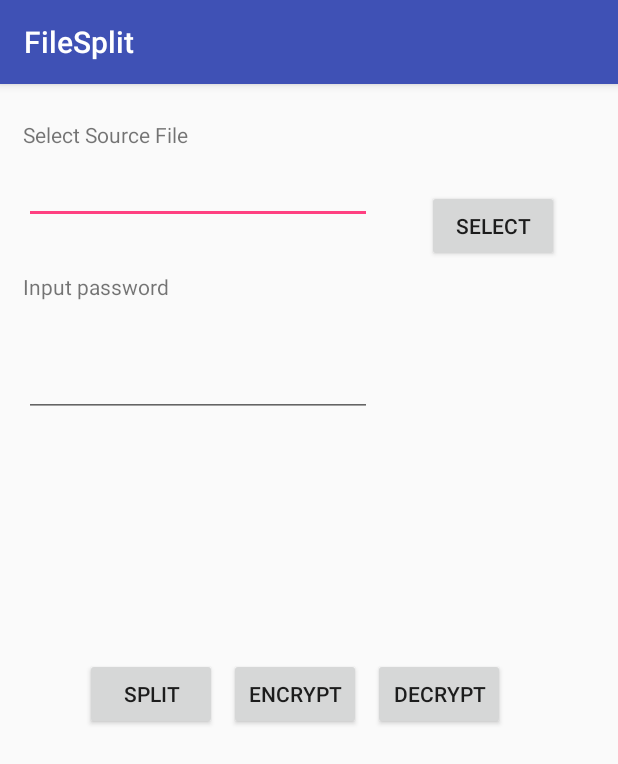
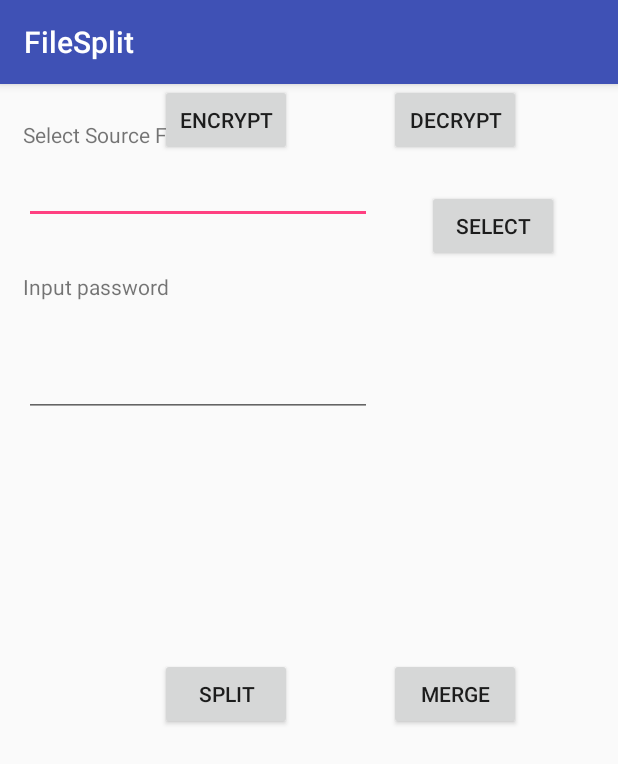
Before and after one commit to MengHuanLee/FileSplit, an Android app: the screen it shows after launch (MainActivity), on a phone screen of 412 x 824 dp. Shown: the top 764 px of the screen. Run offline under Robolectric (Android 15) with nearby library versions, the phone set to English and light mode, and no system bars.

Commit message:
Update Layout and create FileHandler class

```diff
--- /dev/null
+++ b/app/src/main/java/com/google/jerry/filesplit/FileHandler.java
@@ -0,0 +1,62 @@
+package com.google.jerry.filesplit;
+
+import java.io.BufferedInputStream;
+import java.io.BufferedOutputStream;
+import java.io.File;
+import java.io.FileInputStream;
+import java.io.FileOutputStream;
+import java.io.IOException;
+
+/**
+ * Created by Jerry on 3/21/18.
+ */
+
+public class FileHandler {
+    public static long chunkSize = (long)(1.4 * 1024);
+
+    public static void split(String filename) throws IOException
+    {
+        // open the file
+        BufferedInputStream in = new BufferedInputStream(new FileInputStream(filename));
+
+        // get the file length
+        File f = new File(filename);
+        long fileSize = f.length();
+
+        // loop for each full chunk
+        int subfile;
+        for (subfile = 0; subfile < fileSize / chunkSize; subfile++)
+        {
+            // open the output file
+            BufferedOutputStream out = new BufferedOutputStream(new FileOutputStream(filename + "." + subfile));
+
+            // write the right amount of bytes
+            for (int currentByte = 0; currentByte < chunkSize; currentByte++)
+            {
+                // load one byte from the input file and write it to the output file
+                out.write(in.read());
+            }
+
+            // close the file
+            out.close();
+        }
+
+        // loop for the last chunk (which may be smaller than the chunk size)
+        if (fileSize != chunkSize * (subfile - 1))
+        {
+            // open the output file
+            BufferedOutputStream out = new BufferedOutputStream(new FileOutputStream(filename + "." + subfile));
+
+            // write the rest of the file
+            int b;
+            while ((b = in.read()) != -1)
+                out.write(b);
+
+            // close the file
+            out.close();
+        }
+
+        // close the file
+        in.close();
+    }
+}
--- a/app/src/main/java/com/google/jerry/filesplit/MainActivity.java
+++ b/app/src/main/java/com/google/jerry/filesplit/MainActivity.java
@@ -20,28 +20,11 @@ import android.widget.Button;
 import android.widget.EditText;
 import android.widget.Toast;
 
-import java.io.BufferedInputStream;
-import java.io.BufferedOutputStream;
-import java.io.File;
-import java.io.FileInputStream;
-import java.io.FileOutputStream;
-import java.io.IOException;
-import java.security.AlgorithmParameters;
-import java.security.SecureRandom;
-import java.security.spec.KeySpec;
-
-import javax.crypto.Cipher;
-import javax.crypto.SecretKey;
-import javax.crypto.SecretKeyFactory;
-import javax.crypto.spec.IvParameterSpec;
-import javax.crypto.spec.PBEKeySpec;
-import javax.crypto.spec.SecretKeySpec;
-
 
 public class MainActivity extends AppCompatActivity {
 
     private Button mSelectSource;
-    private Button mSelectTarget;
+    private Button mMerge;
     private Button mSplit;
     private Button mEncrypt;
     private Button mDecrypt;
@@ -50,9 +33,10 @@ public class MainActivity extends AppCompatActivity {
     private static final int READ_REQUEST_CODE = 42;
     private static final int REQUEST_CODE_OPEN_DIRECTORY = 1;
     private Crypt crypt = new Crypt();
+    private FileHandler fileHandle = new FileHandler();
 
     private String filename;
-    public static long chunkSize = (long)(1.4 * 1024);
+
 
     @Override
     protected void onCreate(Bundle savedInstanceState) {
@@ -60,7 +44,7 @@ public class MainActivity extends AppCompatActivity {
         setContentView(R.layout.activity_main);
 
         mSelectSource = findViewById(R.id.buttonSource);
-        mSelectTarget = findViewById(R.id.buttonTarget);
+        mMerge = findViewById(R.id.buttonMerge);
         mSplit = findViewById(R.id.buttonSplit);
         mSourcePath = findViewById(R.id.sourceText);
         mTargetPath = findViewById(R.id.targetText);
@@ -88,11 +72,18 @@ public class MainActivity extends AppCompatActivity {
             @Override
             public void onClick(View view) {
                 try {
-                    split(filename);
+                    fileHandle.split(filename);
                 } catch (Exception e){
                     Log.e("File", e.getMessage());
                     Toast.makeText(getBaseContext(),e.getMessage(),Toast.LENGTH_SHORT).show();
                 }
+            }
+        });
+
+        mMerge.setOnClickListener(new View.OnClickListener() {
+            @Override
+            public void onClick(View view) {
+
             }
         });
 
@@ -216,51 +207,7 @@ public class MainActivity extends AppCompatActivity {
         }
     }
 
-    public static void split(String filename) throws IOException
-    {
-        // open the file
-        BufferedInputStream in = new BufferedInputStream(new FileInputStream(filename));
 
-        // get the file length
-        File f = new File(filename);
-        long fileSize = f.length();
-
-        // loop for each full chunk
-        int subfile;
-        for (subfile = 0; subfile < fileSize / chunkSize; subfile++)
-        {
-            // open the output file
-            BufferedOutputStream out = new BufferedOutputStream(new FileOutputStream(filename + "." + subfile));
-
-            // write the right amount of bytes
-            for (int currentByte = 0; currentByte < chunkSize; currentByte++)
-            {
-                // load one byte from the input file and write it to the output file
-                out.write(in.read());
-            }
-
-            // close the file
-            out.close();
-        }
-
-        // loop for the last chunk (which may be smaller than the chunk size)
-        if (fileSize != chunkSize * (subfile - 1))
-        {
-            // open the output file
-            BufferedOutputStream out = new BufferedOutputStream(new FileOutputStream(filename + "." + subfile));
-
-            // write the rest of the file
-            int b;
-            while ((b = in.read()) != -1)
-                out.write(b);
-
-            // close the file
-            out.close();
-        }
-
-        // close the file
-        in.close();
-    }
 
     public static String getPath(final Context context, final Uri uri) {
 
--- a/app/src/main/res/layout/activity_main.xml
+++ b/app/src/main/res/layout/activity_main.xml
@@ -19,21 +19,16 @@
         app:layout_constraintVertical_bias="0.032" />
 
     <Button
-        android:id="@+id/buttonTarget"
+        android:id="@+id/buttonMerge"
         android:layout_width="wrap_content"
         android:layout_height="wrap_content"
-        android:layout_marginBottom="8dp"
-        android:layout_marginEnd="24dp"
-        android:layout_marginStart="20dp"
-        android:layout_marginTop="8dp"
-        android:text="Select"
-        android:visibility="invisible"
-        app:layout_constraintBottom_toBottomOf="parent"
+        android:layout_marginEnd="8dp"
+        android:layout_marginStart="8dp"
+        android:text="Merge"
+        android:visibility="visible"
         app:layout_constraintEnd_toEndOf="parent"
-        app:layout_constraintHorizontal_bias="0.523"
-        app:layout_constraintStart_toEndOf="@+id/sourceText"
-        app:layout_constraintTop_toBottomOf="@+id/buttonSource"
-        app:layout_constraintVertical_bias="0.119" />
+        app:layout_constraintStart_toEndOf="@+id/buttonSplit"
+        app:layout_constraintTop_toTopOf="@+id/buttonSplit" />
 
     <Button
         android:id="@+id/buttonSource"
@@ -95,13 +90,11 @@
         android:layout_width="wrap_content"
         android:layout_height="wrap_content"
         android:layout_marginBottom="8dp"
-        android:layout_marginEnd="8dp"
-        android:layout_marginStart="8dp"
         android:layout_marginTop="8dp"
         android:text="Split"
         app:layout_constraintBottom_toBottomOf="parent"
         app:layout_constraintEnd_toEndOf="parent"
-        app:layout_constraintHorizontal_bias="0.157"
+        app:layout_constraintHorizontal_bias="0.33"
         app:layout_constraintStart_toStartOf="parent"
         app:layout_constraintTop_toTopOf="parent"
         app:layout_constraintVertical_bias="0.532" />
@@ -110,17 +103,20 @@
         android:id="@+id/buttonEncrypt"
         android:layout_width="wrap_content"
         android:layout_height="wrap_content"
-        android:layout_marginStart="8dp"
         android:text="Encrypt"
-        app:layout_constraintStart_toEndOf="@+id/buttonSplit"
-        app:layout_constraintTop_toTopOf="@+id/buttonSplit" />
+        app:layout_constraintEnd_toEndOf="parent"
+        app:layout_constraintHorizontal_bias="0.33"
+        app:layout_constraintStart_toStartOf="parent"
+        tools:layout_editor_absoluteY="309dp" />
 
     <Button
         android:id="@+id/buttonDecrypt"
         android:layout_width="wrap_content"
         android:layout_height="wrap_content"
+        android:layout_marginEnd="8dp"
         android:layout_marginStart="8dp"
         android:text="Decrypt"
+        app:layout_constraintEnd_toEndOf="parent"
         app:layout_constraintStart_toEndOf="@+id/buttonEncrypt"
         app:layout_constraintTop_toTopOf="@+id/buttonEncrypt" />
 
```
